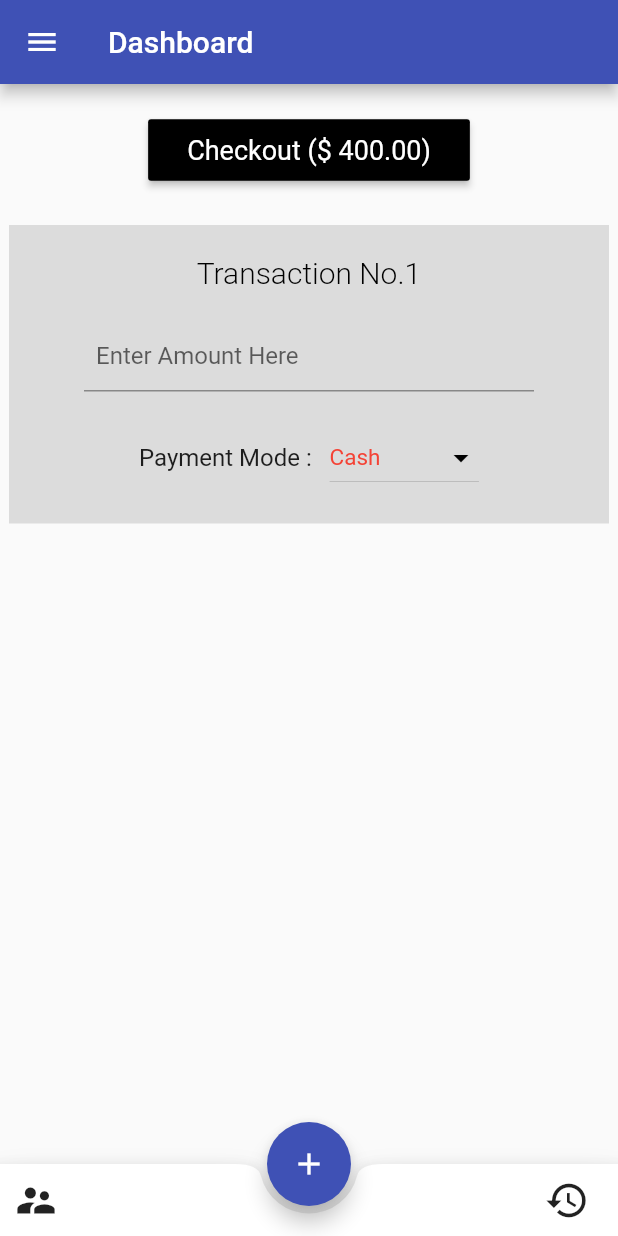
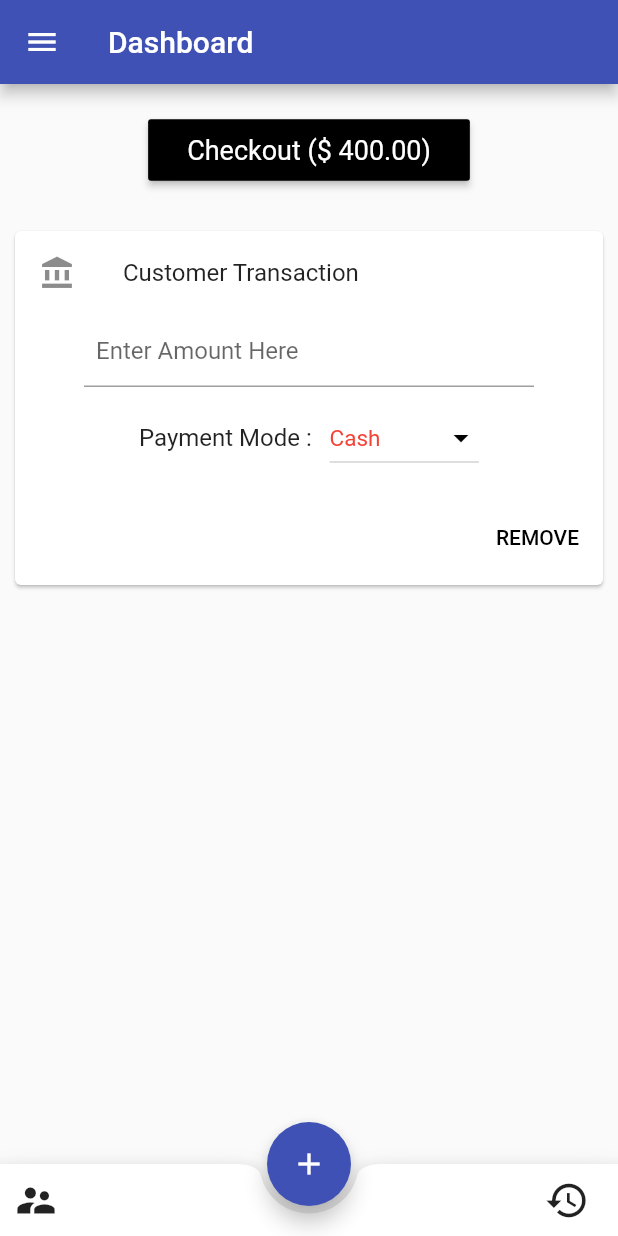
Before and after one commit to mornville/Register, a Flutter app: the Home screen opened by its route, after a tap on the "add" icon, on a phone screen of 412 x 824 dp. Run offline on Flutter 3.47's test engine with Material 2 defaults, Android fonts, the phone set to English and light mode, and no system bars.

Commit message:
changed icon

```diff
--- a/register_app/lib/screens/home.dart
+++ b/register_app/lib/screens/home.dart
@@ -1,6 +1,6 @@
 import 'package:flutter/material.dart';
 
-int number = 0;
+var number = 0;
 
 class Home extends StatefulWidget {
   @override
@@ -269,23 +269,19 @@ class _DynamicWidgetState extends State<DynamicWidget> {
     return Padding(
       padding: EdgeInsets.all(6.0),
       child: Container(
-        decoration: BoxDecoration(
-          color: Colors.black12,
+
+        child: Column(
+          children: <Widget>[
+            Center(
+              child: Card(
+                child: Column(
+                  mainAxisSize: MainAxisSize.min,
+                  children: <Widget>[
+                    const ListTile(
+                      leading: Icon(Icons.account_balance),
+                      title: Text('Customer Transaction'),
 
                     ),
-        child: Column(
-          children: <Widget>[
-            Padding(
-              padding: EdgeInsets.all(20.0),
-              child: Text(
-                'Transaction No.$number',
-                style: TextStyle(
-                    color: Colors.black,
-                    fontWeight: FontWeight.w300,
-                    fontSize: 20.0),
-              ),
-            ),
-            //password
                     Container(
                       width: 300.0,
                       child: Padding(
@@ -305,7 +301,7 @@ class _DynamicWidgetState extends State<DynamicWidget> {
                     Container(
                       width: 300.0,
                       child: Padding(
-                padding: EdgeInsets.all(20.0),
+                        padding: EdgeInsets.all(10.0),
                         child: Row(
                           mainAxisAlignment: MainAxisAlignment.center,
                           children: <Widget>[
@@ -320,6 +316,25 @@ class _DynamicWidgetState extends State<DynamicWidget> {
                               items: _dropDownMenuItems,
                               onChanged: changedDropDownItem,
                               style: TextStyle(fontSize: 15.0, color: Colors.red),
+                            ),
+
+
+
+                          ],
+                        ),
+                      ),
+                    ),
+                    ButtonTheme.bar(
+                      // make buttons use the appropriate styles for cards
+                      child: ButtonBar(
+                        children: <Widget>[
+
+                          FlatButton(
+                            child: const Text('REMOVE'),
+                            onPressed: () {/* ... */},
+                          ),
+                        ],
+                      ),
                     ),
                   ],
                 ),
```
Lines whose indentation alone changed are shown as unchanged.
